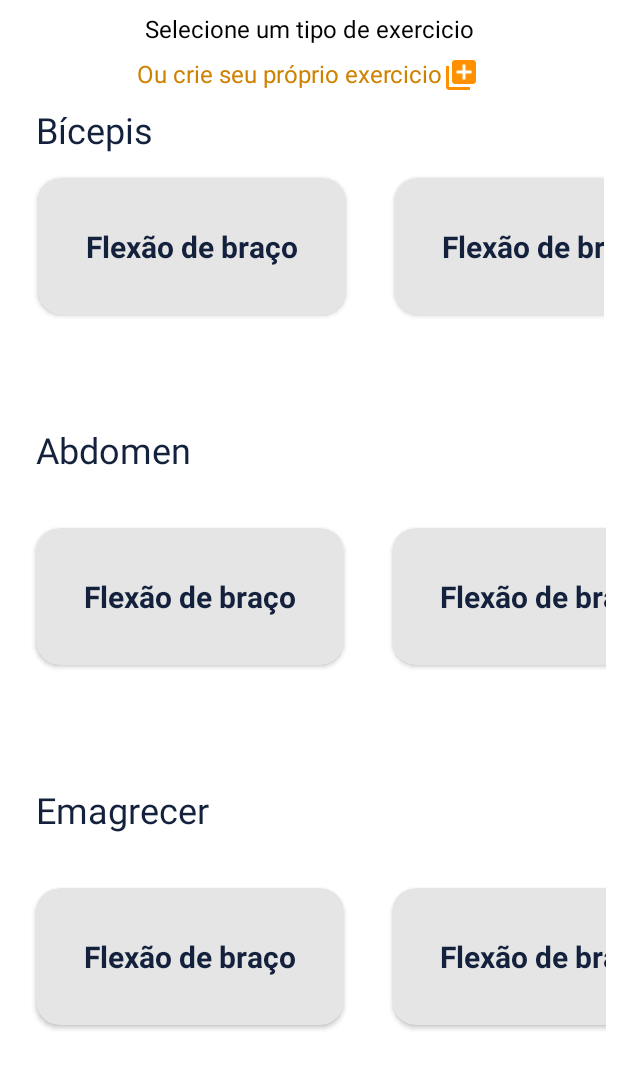
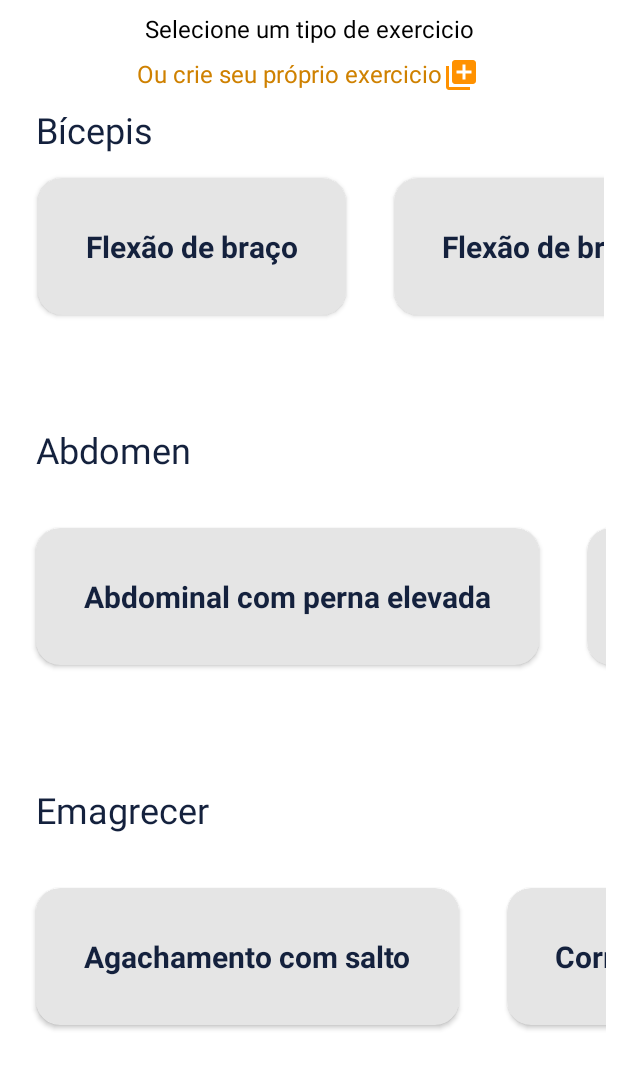
Before and after one commit to ValterGabriell/DesafioLealApps, an Android app: the AddNewExerciseActivity screen opened directly, with no data from a screen before it, on a phone screen of 412 x 824 dp. Shown: the top 1069 px of the screen. Run offline under Robolectric (Android 15) with nearby library versions, the phone set to English and light mode, and no system bars; Roboto replaces fonts that are not available here.

Commit message:
reajustando pequenos bugs

```diff
--- a/app/src/main/java/com/valtergabriel/desafiolealapps/dto/MockExercise.kt
+++ b/app/src/main/java/com/valtergabriel/desafiolealapps/dto/MockExercise.kt
@@ -35,19 +35,23 @@ data class MockExercise(
         list.add(
             MockExercise(
                 2,
-                "Flexão de braço",
-                "Deitar de barriga para baixo, levantar o corpo esticando os braços alinhados ao corpo, em uma distância um pouco maior que a largura dos ombros, os pés no chão,  abdômen contraído e costas alinhadas. Levantar e abaixar o corpo apenas dobrando e esticando os braços em um ângulo de 90º com o cotovelo",
-                "BICEPES",
-                "0"
+                "Abdominal com perna elevada",
+                "Nesse abdominal, a pessoa deve deitar no chão de barriga para cima, levantar as pernas esticadas ou semi flexionadas e o tronco, mantendo os braços para frente.\n" +
+                        "\n" +
+                        "Esse exercício é feito em isometria, ou seja, a pessoa deve permanecer na mesma posição por cerca de 15 a 30 segundos ou de acordo com indicação do instrutor, mantendo o abdômen contraído durante todo o tempo.",
+                "ABDOMEN",
+                ""
             )
         )
         list.add(
             MockExercise(
                 3,
-                "Flexão de braço inclinada",
-                "pegar um uma superfície para criar a inclinação do seu corpo como Kettle, banquinho, cadeira, puff, bola de ginástica ou uma plataforma de exercício de step. Apoiar as mãos na superfície inclinada, com os braços alinhados ao corpo, em uma distância um pouco maior que a largura dos ombros e os pés no chão. O corpo deve reto com as costas alinhadas com o tronco. Contrair o abdômen, flexionar os cotovelos até que o peito encoste na superfície e retornar à posição inicial. Pode-se fazer 2 a 3 séries de 8 a 10 repetições cada, descansando de 60 a 90 segundos entre as séries.",
-                "BICEPES",
-                "0"
+                "Abdominal em V",
+                "Para fazer esse abdominal, a pessoa deve deitar com a barriga para cima e levantar um pouco as pernas e o tronco, colocando os braços para frente, realizando esses dois movimentos ao mesmo tempo.\n" +
+                        "\n" +
+                        "É recomendado realizar 3 séries de 8 repetições, ou de acordo com a indicação do instrutor, contraindo bem a musculatura abdominal e com cuidado para não forçar o pescoço.",
+                "ABDOMEN",
+                ""
             )
         )
         return list
@@ -59,19 +63,19 @@ data class MockExercise(
         list.add(
             MockExercise(
                 4,
-                "Flexão de braço",
-                "Deitar de barriga para baixo, levantar o corpo esticando os braços alinhados ao corpo, em uma distância um pouco maior que a largura dos ombros, os pés no chão,  abdômen contraído e costas alinhadas. Levantar e abaixar o corpo apenas dobrando e esticando os braços em um ângulo de 90º com o cotovelo",
-                "BICEPES",
-                "0"
+                "Agachamento com salto",
+                "Realize um agachamento comum, com a flexão dos joelhos e do quadril, de maneira que os glúteos fiquem apontados para trás. No entanto, quando for subir, dê um salto para cima. “É um exercício poderoso para começarmos a sequência. Nele, temos alto gasto calórico, pois movimentamos o corpo como um todo (pernas, abdômen e braços para dar potência na hora da subida)",
+                "EMAGRECER",
+                ""
             )
         )
         list.add(
             MockExercise(
                 5,
-                "Flexão de braço inclinada",
-                "pegar um uma superfície para criar a inclinação do seu corpo como Kettle, banquinho, cadeira, puff, bola de ginástica ou uma plataforma de exercício de step. Apoiar as mãos na superfície inclinada, com os braços alinhados ao corpo, em uma distância um pouco maior que a largura dos ombros e os pés no chão. O corpo deve reto com as costas alinhadas com o tronco. Contrair o abdômen, flexionar os cotovelos até que o peito encoste na superfície e retornar à posição inicial. Pode-se fazer 2 a 3 séries de 8 a 10 repetições cada, descansando de 60 a 90 segundos entre as séries.",
-                "BICEPES",
-                "0"
+                "Corrida parada",
+                "Você deverá ficar parado e simular os passos de uma corrida, elevando os joelhos o máximo que conseguir. “As corridas têm alto gasto calórico e, quando se empurra o calcanhar pro chão para levantar o joelho, se potencializa a ação localizada nos glúteos”, completa a especialista.",
+                "EMAGRECER",
+                ""
             )
         )
         return list
--- a/app/src/main/java/com/valtergabriel/desafiolealapps/ui/AddNewExerciseActivity.kt
+++ b/app/src/main/java/com/valtergabriel/desafiolealapps/ui/AddNewExerciseActivity.kt
@@ -103,7 +103,7 @@ class AddNewExerciseActivity : AppCompatActivity() {
         trainingName: String
     ) {
         adapterAbdomen = ExerciseMockAdapter(listBicepis)
-        binding.recyclerAbdomen.adapter = adapterBicepis
+        binding.recyclerAbdomen.adapter = adapterAbdomen
         binding.recyclerAbdomen.layoutManager =
             LinearLayoutManager(this, LinearLayoutManager.HORIZONTAL, false)
 
@@ -131,7 +131,7 @@ class AddNewExerciseActivity : AppCompatActivity() {
         trainingName: String
     ) {
         adapterGetFit = ExerciseMockAdapter(listBicepis)
-        binding.recyclerGetFit.adapter = adapterBicepis
+        binding.recyclerGetFit.adapter = adapterGetFit
         binding.recyclerGetFit.layoutManager =
             LinearLayoutManager(this, LinearLayoutManager.HORIZONTAL, false)
 
```
Also changed, not shown: app/src/main/java/com/valtergabriel/desafiolealapps/repo/TrainingExerciseRepository.kt (+42 -9 lines).
